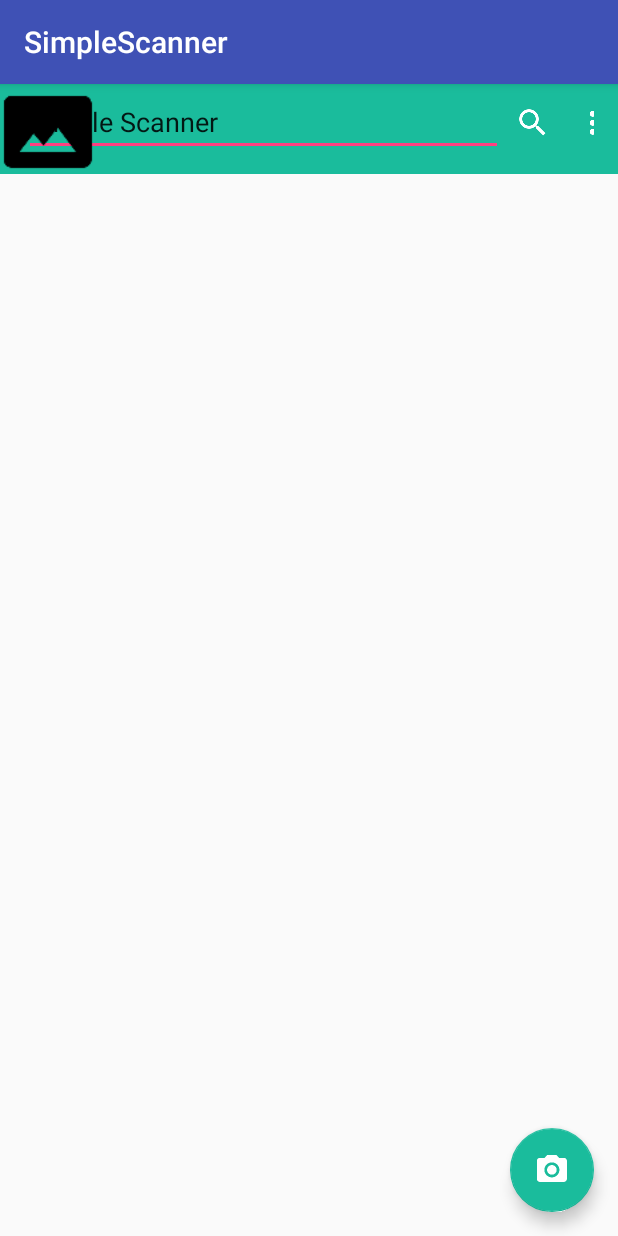
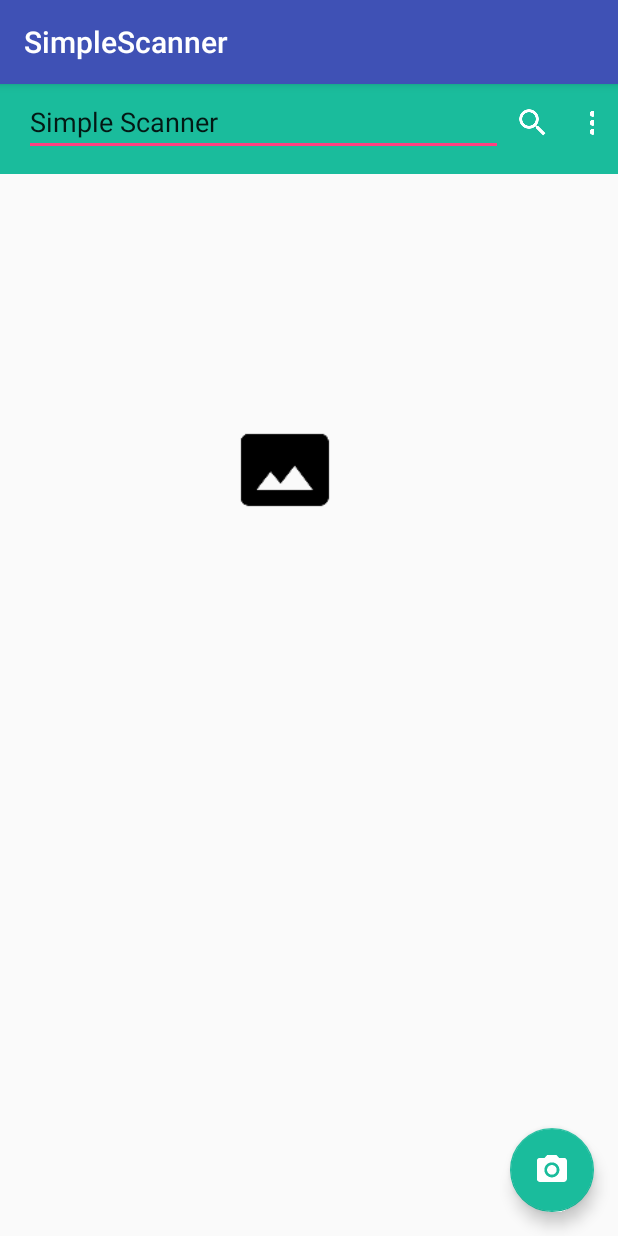
Before and after one commit to LightingStorm/SimpleScanner, an Android app: the screen it shows after launch (MainActivity), on a phone screen of 412 x 824 dp. Run offline under Robolectric (Android 15) with nearby library versions, the phone set to English and light mode, and no system bars.

Commit message:
fix MainActivity

```diff
--- a/app/src/main/res/layout/activity_main.xml
+++ b/app/src/main/res/layout/activity_main.xml
@@ -53,7 +53,6 @@
 
     </LinearLayout>
 
-
         <android.support.design.widget.FloatingActionButton
             android:layout_width="wrap_content"
             android:layout_height="wrap_content"
@@ -68,6 +67,10 @@
     <ImageView
         android:layout_width="64dp"
         android:layout_height="64dp"
+        android:layout_marginTop="225dp"
+        android:layout_marginBottom="225dp"
+        android:layout_marginLeft="158dp"
+        android:layout_marginRight="158dp"
         android:id="@+id/imageDefault"
         android:background="@drawable/ic_photo_size_select_actual_black_48dp"
         android:layout_centerVertical="true"
```
